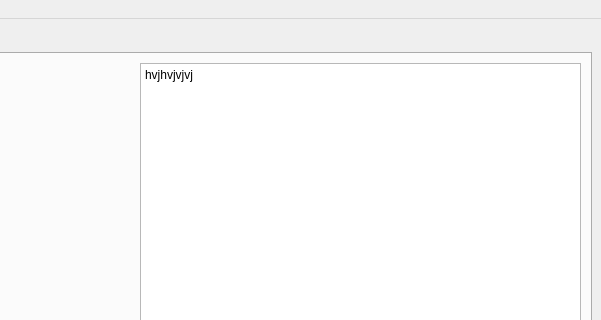
Old version of the form OW_Lab3/gui_main_window.ui in the repository SzczypekJ/OW; both pictures show x 769 to 1370 and y 0 to 320 of the 1370 by 804 pixel window.
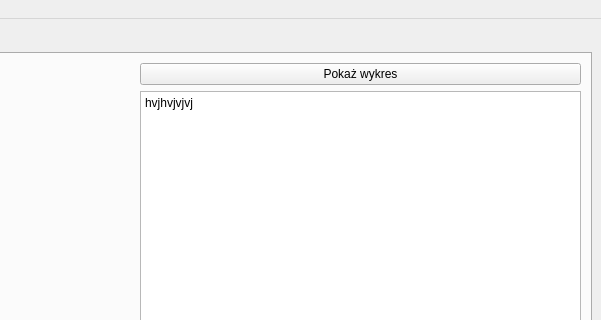
New version of the form. The open tabs and pages were chosen to show the change. Custom widgets are drawn as their Qt base class.

Commit message: GUI added button for plotting

The edit to the form file:
```diff
--- a/OW_Lab3/gui_main_window.ui
+++ b/OW_Lab3/gui_main_window.ui
@@ -251,11 +251,8 @@
        <attribute name="title">
         <string>Wyniki</string>
        </attribute>
-       <layout class="QHBoxLayout" name="horizontalLayout_4" stretch="2,1">
-        <item>
-         <widget class="MplWidget" name="mpl_widget" native="true"/>
-        </item>
-        <item>
+       <layout class="QGridLayout" name="gridLayout_5" columnstretch="2,1">
+        <item row="1" column="1">
          <widget class="QPlainTextEdit" name="outputText">
           <property name="readOnly">
            <bool>true</bool>
@@ -265,6 +262,16 @@
           </property>
          </widget>
         </item>
+        <item row="0" column="1">
+         <widget class="QPushButton" name="plotButton">
+          <property name="text">
+           <string>Pokaż wykres</string>
+          </property>
+         </widget>
+        </item>
+        <item row="0" column="0" rowspan="2">
+         <widget class="MplWidget" name="mpl_widget" native="true"/>
+        </item>
        </layout>
       </widget>
      </widget>
```
Left out of the diff: 2 changed lines with no effect on the pictures. The commit also changes 1 other file.
